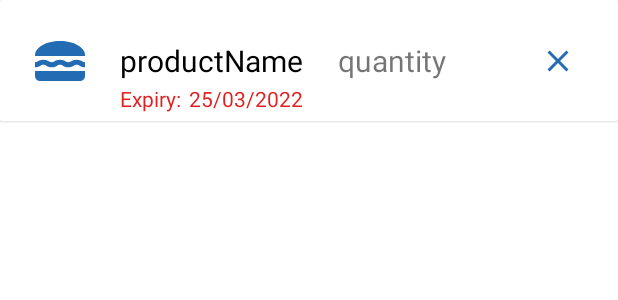
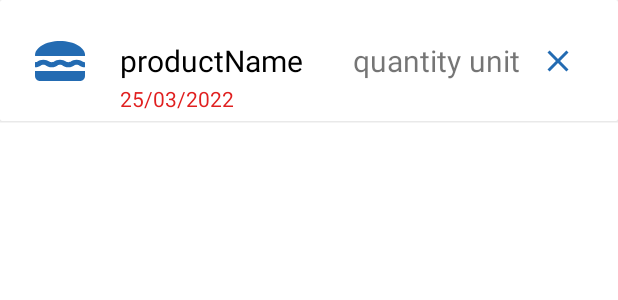
Before and after one commit to milmega/MyFridge, an Android app: the layout list_items.xml on its own in the app's theme, with its tools: preview values and no code run, on a phone screen of 412 x 824 dp. Shown: the top 300 px of the screen. Run offline under Robolectric (Android 15) with nearby library versions, the phone set to English and light mode, and no system bars.

Commit message:
Added deleting feature. After deleting, adding new product, updating a product updated my fridge view is loaded.

```diff
--- a/app/src/main/java/com/example/myfridge/AddProductFragment.java
+++ b/app/src/main/java/com/example/myfridge/AddProductFragment.java
@@ -105,6 +105,7 @@ public class AddProductFragment extends Fragment implements AdapterView.OnItemSe
                     //create and add product and clear all values or redirect to main viev
                     DatabaseHelper myDB = new DatabaseHelper(getContext());
                     myDB.addProduct(name, cat, amount,  unit, date);
+                    ((MainActivity) getActivity()).replaceFragment(new MyFridgeFragment());
                 }
             }
         });
--- a/app/src/main/res/layout/list_items.xml
+++ b/app/src/main/res/layout/list_items.xml
@@ -44,37 +44,24 @@
                 app:srcCompat="@drawable/food_icon"
                 tools:ignore="VectorDrawableCompat" />
 
-            <TextView
-                android:id="@+id/expiryID"
-                android:layout_width="wrap_content"
-                android:layout_height="wrap_content"
-                android:layout_marginStart="20dp"
-                android:layout_marginTop="1dp"
-                android:layout_marginBottom="5dp"
-                android:text="Expiry: "
-                android:textColor="@color/red"
-                app:layout_constraintBottom_toBottomOf="parent"
-                app:layout_constraintStart_toEndOf="@+id/foodIcon"
-                app:layout_constraintTop_toBottomOf="@+id/productNameID" />
 
             <TextView
                 android:id="@+id/expiryDateID"
                 android:layout_width="wrap_content"
                 android:layout_height="wrap_content"
-                android:layout_marginStart="1dp"
                 android:layout_marginTop="1dp"
                 android:layout_marginBottom="5dp"
                 android:text="25/03/2022"
                 android:textColor="@color/red"
                 app:layout_constraintBottom_toBottomOf="parent"
-                app:layout_constraintStart_toEndOf="@+id/expiryID"
+                app:layout_constraintStart_toStartOf="@+id/productNameID"
                 app:layout_constraintTop_toBottomOf="@+id/productNameID" />
 
             <TextView
                 android:id="@+id/quantityID"
                 android:layout_width="wrap_content"
                 android:layout_height="wrap_content"
-                android:layout_marginStart="15dp"
+                android:layout_marginStart="25dp"
                 android:layout_marginTop="25dp"
                 android:layout_marginBottom="25dp"
                 android:text="quantity"
@@ -83,8 +70,22 @@
                 app:layout_constraintStart_toEndOf="@+id/productNameID"
                 app:layout_constraintTop_toTopOf="parent" />
 
+            <TextView
+                android:id="@+id/unitID"
+                android:layout_width="wrap_content"
+                android:layout_height="wrap_content"
+                android:layout_marginStart="5dp"
+                android:layout_marginTop="25dp"
+                android:layout_marginBottom="25dp"
+                android:text="unit"
+                android:textSize="20dp"
+                app:layout_constraintBottom_toBottomOf="parent"
+                app:layout_constraintStart_toEndOf="@+id/quantityID"
+                app:layout_constraintTop_toTopOf="parent"
+                 />
+
             <ImageButton
-                android:id="@+id/imageButton"
+                android:id="@+id/deleteButton"
                 android:layout_width="50dp"
                 android:layout_height="50dp"
                 android:layout_marginTop="15dp"
@@ -96,6 +97,8 @@
                 app:layout_constraintTop_toTopOf="parent"
                 app:srcCompat="@drawable/delete_icon"
                 tools:ignore="VectorDrawableCompat" />
+
+
         </androidx.constraintlayout.widget.ConstraintLayout>
     </androidx.cardview.widget.CardView>
 
```
Also changed, not shown: app/src/main/java/com/example/myfridge/DatabaseHelper.java (+11 -0 lines), app/src/main/java/com/example/myfridge/RecyclerAdapter.java (+37 -1 lines), app/src/main/java/com/example/myfridge/UpdateFragment.java (+0 -7 lines).
